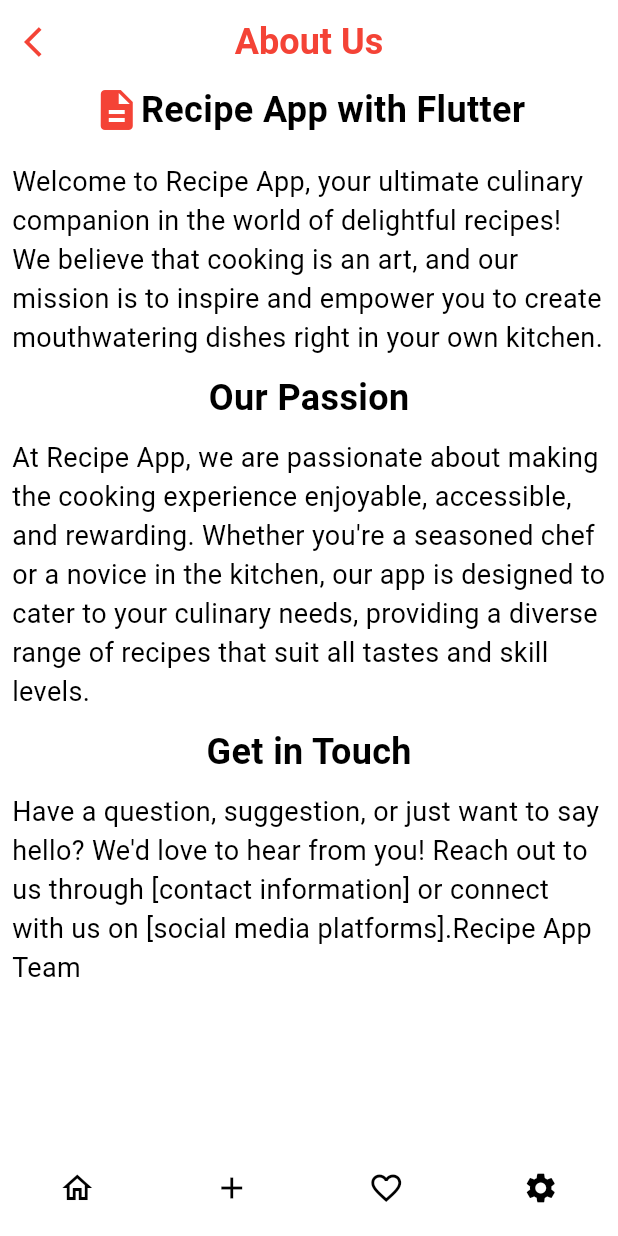
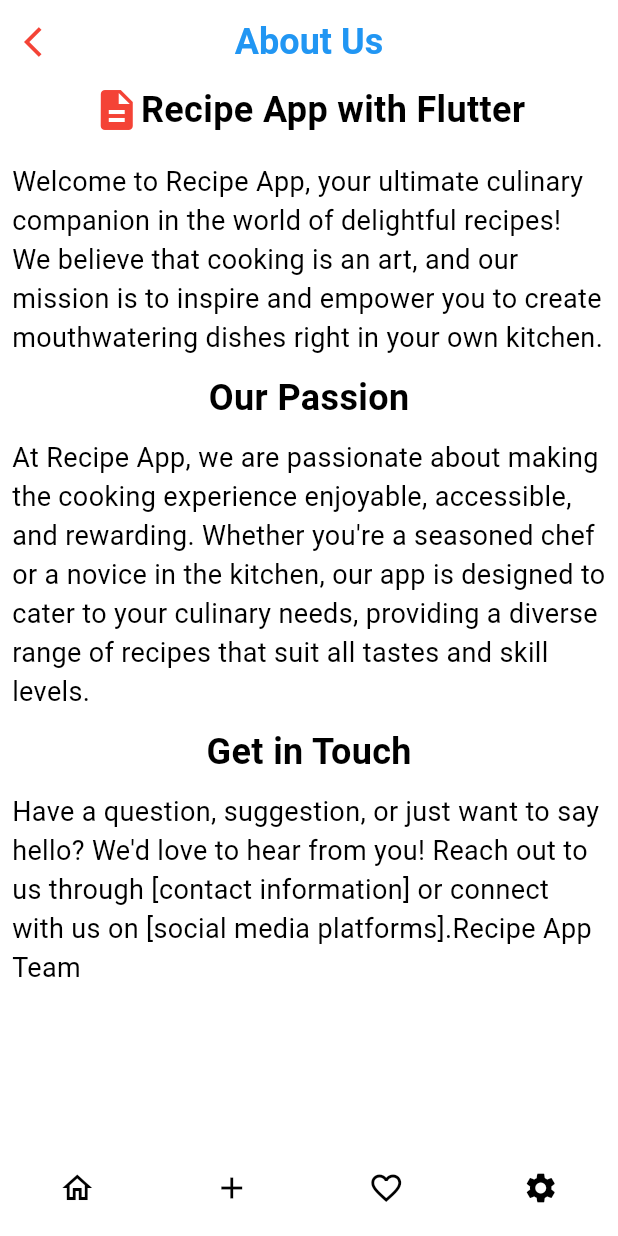
Before and after one commit to yusufgokhankuyu/Recipe_App_With_Flutter_YGK, a Flutter app: the AboutPage screen opened directly, on a phone screen of 412 x 824 dp. Run offline on Flutter 3.47's test engine with Material 3 defaults, Android fonts, the phone set to English and light mode, and no system bars; our stand-ins replace cloud_firestore, firebase_auth, firebase_core, flutter_svg, fluttertoast, google_sign_in; accounts and stored records are empty; generated files the repository leaves out were written again; Roboto replaces fonts that are missing (SFProText).

Commit message:
About page redesigned

```diff
--- a/lib/screens/about_page.dart
+++ b/lib/screens/about_page.dart
@@ -24,7 +24,7 @@ class AboutPage extends StatelessWidget {
         title: const Text(
           "About Us",
           style: TextStyle(
-              color: Colors.red, fontSize: 24, fontWeight: FontWeight.bold),
+              color: Colors.blue, fontSize: 24, fontWeight: FontWeight.bold),
         ),
       ),
       body: const SingleChildScrollView(
```
